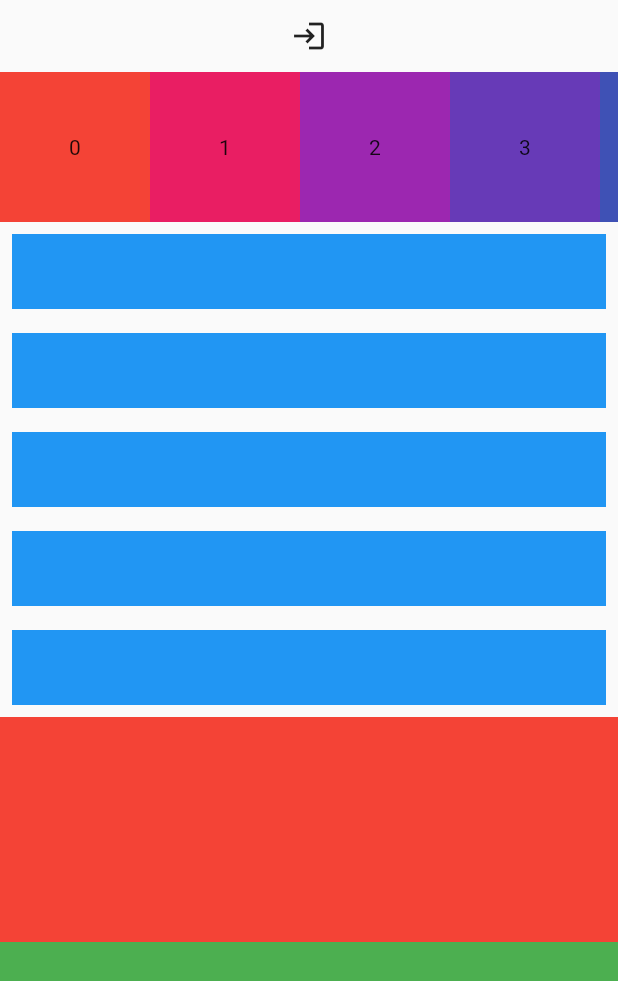
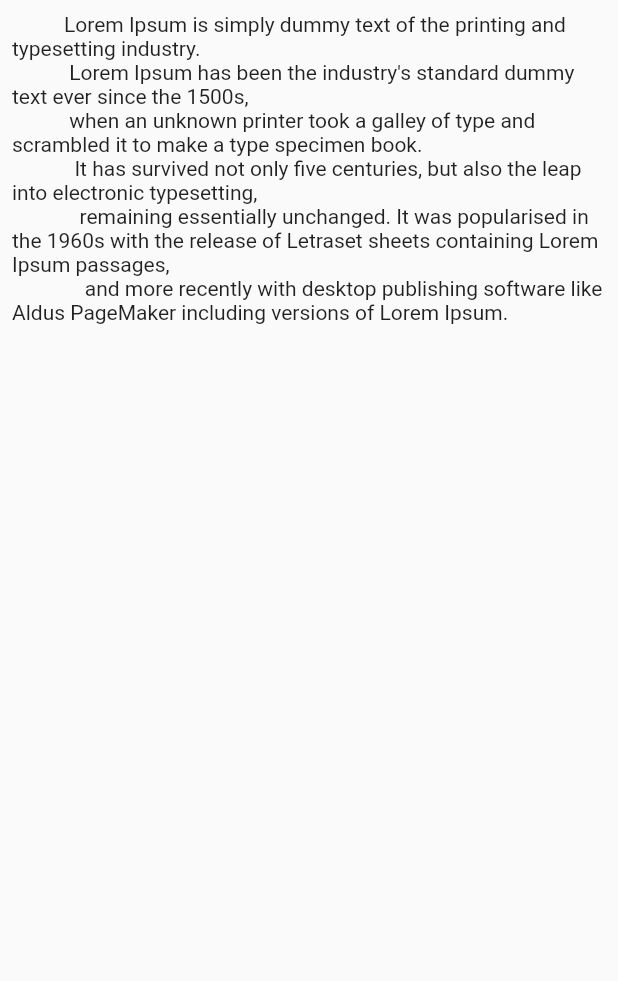
Before and after one commit to AlanCasasArevalo/Widgets-Flutter, a Flutter app: the screen it shows after launch, on a phone screen of 412 x 824 dp. Shown: the top 981 px of the screen. Run offline on Flutter 3.47's test engine with Material 2 defaults, Android fonts, the phone set to English and light mode, and no system bars.

Commit message:
MyCustomFonts

```diff
--- a/lib/main.dart
+++ b/lib/main.dart
@@ -1,5 +1,5 @@
 import 'package:flutter/material.dart';
-import 'widgets/list_view.dart';
+import 'widgets/custom_font.dart';
 
 void main() {
   runApp(const MyApp());
@@ -12,7 +12,7 @@ class MyApp extends StatelessWidget {
   @override
   Widget build(BuildContext context) {
     return MaterialApp(
-      home: MyListView(),
+      home: MyCustomFonts(),
     );
   }
 }
--- /dev/null
+++ b/lib/widgets/custom_font.dart
@@ -0,0 +1,24 @@
+import 'package:flutter/material.dart';
+
+class MyCustomFonts extends StatelessWidget {
+  @override
+  Widget build(BuildContext context) {
+    return Scaffold(
+      body: SafeArea(
+        child: ListView(
+          padding: EdgeInsets.all(8),
+          children: [
+            Text("""
+          Lorem Ipsum is simply dummy text of the printing and typesetting industry.
+           Lorem Ipsum has been the industry's standard dummy text ever since the 1500s,
+           when an unknown printer took a galley of type and scrambled it to make a type specimen book.
+            It has survived not only five centuries, but also the leap into electronic typesetting,
+             remaining essentially unchanged. It was popularised in the 1960s with the release of Letraset sheets containing Lorem Ipsum passages,
+              and more recently with desktop publishing software like Aldus PageMaker including versions of Lorem Ipsum.
+          """)
+          ],
+        ),
+      ),
+    );
+  }
+}
```
Also changed, not shown: assets/fonts/nunito/Nunito-Italic-VariableFont_wght.ttf (added), assets/fonts/nunito/Nunito-VariableFont_wght.ttf (added), assets/fonts/titillium/TitilliumWeb-Black.ttf (added), assets/fonts/titillium/TitilliumWeb-Bold.ttf (added), assets/fonts/titillium/TitilliumWeb-BoldItalic.ttf (added), assets/fonts/titillium/TitilliumWeb-ExtraLight.ttf (added), assets/fonts/titillium/TitilliumWeb-ExtraLightItalic.ttf (added), assets/fonts/titillium/TitilliumWeb-Italic.ttf (added), assets/fonts/titillium/TitilliumWeb-Light.ttf (added), assets/fonts/titillium/TitilliumWeb-LightItalic.ttf (added), assets/fonts/titillium/TitilliumWeb-Regular.ttf (added), assets/fonts/titillium/TitilliumWeb-SemiBold.ttf (added), assets/fonts/titillium/TitilliumWeb-SemiBoldItalic.ttf (added).
